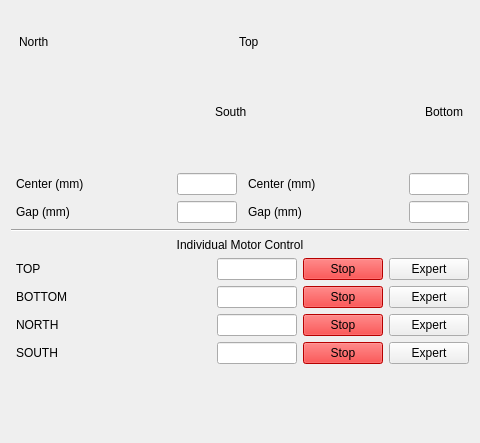
First picture: the form in pcdsdevices/ui/BeckhoffSlits.detailed.ui, repository pcdshub/pcdsdevices, before the edit.
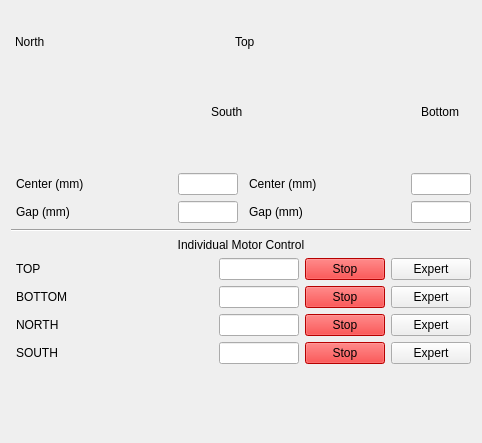
Second picture: the form after the edit. Custom widgets are drawn as their Qt base class.

```diff
--- a/pcdsdevices/ui/BeckhoffSlits.detailed.ui
+++ b/pcdsdevices/ui/BeckhoffSlits.detailed.ui
@@ -40,13 +40,13 @@
      </property>
      <property name="minimumSize">
       <size>
-       <width>450</width>
+       <width>460</width>
        <height>150</height>
       </size>
      </property>
      <property name="maximumSize">
       <size>
-       <width>450</width>
+       <width>460</width>
        <height>150</height>
       </size>
      </property>
```
Left out of the diff: 16 changed lines with no effect on the pictures.
